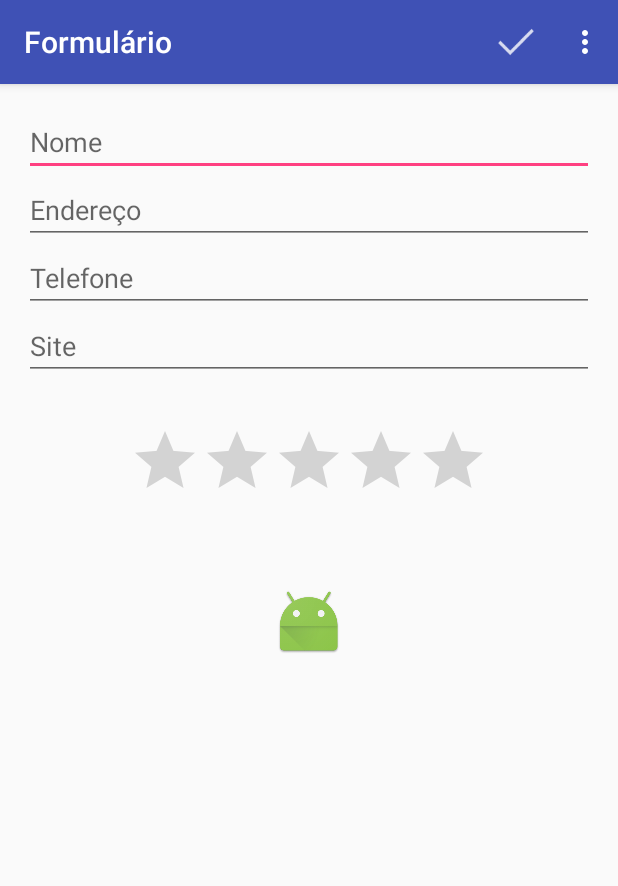
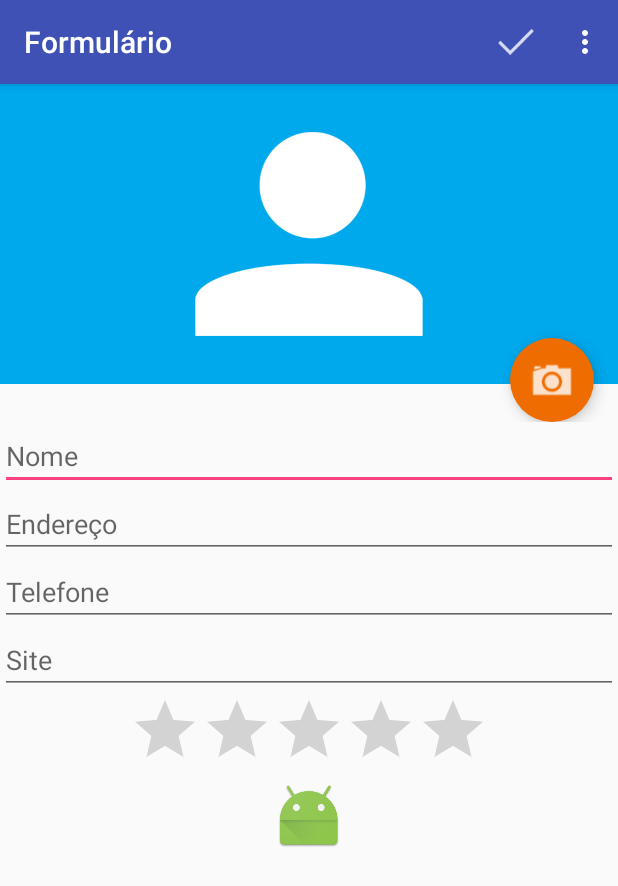
Before and after one commit to robstermarinho/AndroidAgenda, an Android app: the FormularioActivity screen opened directly, with no data from a screen before it, on a phone screen of 412 x 824 dp. Shown: the top 886 px of the screen. Run offline under Robolectric (Android 15) with nearby library versions, the light colour scheme and no system bars.

Commit message:
Usando a Câmera

```diff
--- a/app/src/main/AndroidManifest.xml
+++ b/app/src/main/AndroidManifest.xml
@@ -1,6 +1,9 @@
 <?xml version="1.0" encoding="utf-8"?>
 <manifest xmlns:android="http://schemas.android.com/apk/res/android"
     package="br.com.robert.agenda">
+    <!-- Definir permissões -->
+
+    <uses-permission android:name="android.permission.CALL_PHONE" />
 
     <application
         android:allowBackup="true"
@@ -9,6 +12,7 @@
         android:supportsRtl="true"
         android:theme="@style/AppTheme">
         <activity android:name=".AgendaActivity">
+            <!-- Definir a intent inicial ou principal -->
             <intent-filter>
                 <action android:name="android.intent.action.MAIN" />
 
--- a/app/src/main/java/br/com/robert/agenda/FormularioActivity.java
+++ b/app/src/main/java/br/com/robert/agenda/FormularioActivity.java
@@ -22,16 +22,13 @@ public class FormularioActivity extends AppCompatActivity {
     protected void onCreate(Bundle savedInstanceState) {
         super.onCreate(savedInstanceState);
         setContentView(R.layout.activity_formulario);
-        //Criando um Helper
-        helper = new FormularioHelper(this);
 
 
-        //pega a intent e pega o dado serializado com lavbel aluno
-        Intent intent =  getIntent();
-        Aluno aluno = (Aluno) intent.getSerializableExtra("aluno");
+        helper = new FormularioHelper(this);                        //Criando um Helper para trabalhar com o formulário
+        Intent intent =  getIntent();                               //recebe algum dado extra via intent
+        Aluno aluno = (Aluno) intent.getSerializableExtra("aluno"); //Dado extra vindo da label aluno
 
-        //ou seja se não for um novo aluno
-        if(aluno !=null){
+        if(aluno !=null){                       //ou seja se não for um novo aluno. Se for a página de editar
             helper.preencheFormulario(aluno);
         }
 
@@ -47,13 +44,12 @@ public class FormularioActivity extends AppCompatActivity {
        */
     }
 
-    //Método criado para dizer quais são intens no menu que irão aparecer
+    //Método criado para dizer quais são itens no menu que irão aparecer
     @Override
     public boolean onCreateOptionsMenu(Menu menu) {
         MenuInflater inflater = getMenuInflater();
         inflater.inflate(R.menu.menu_formulario, menu);
         return super.onCreateOptionsMenu(menu);
-
     }
 
     @Override
@@ -62,11 +58,9 @@ public class FormularioActivity extends AppCompatActivity {
             case R.id.menu_formulario_ok:
 
                 AlunoDAO dao = new AlunoDAO(this);
-                //pegar os dados em texto por uma classe separada
-                Aluno aluno = helper.getAluno();
+                Aluno aluno = helper.getAluno();            //pegar os dados em texto
 
-                //Se for um aluno que já tenha ID - EDITAR
-                if(aluno.getId() !=null){
+                if(aluno.getId() !=null){                   //Se for um aluno que já tenha ID - EDITAR
                     dao.altera(aluno);
                     Toast.makeText(FormularioActivity.this, aluno.getNome() + " alterado com sucesso!" , Toast.LENGTH_SHORT).show();
                 }else {
@@ -78,7 +72,7 @@ public class FormularioActivity extends AppCompatActivity {
                 break;
 
             case R.id.menu_formulario_msg:
-                Toast.makeText(FormularioActivity.this, "Mensagem linda!!", Toast.LENGTH_LONG).show();
+                Toast.makeText(FormularioActivity.this, "Simples mensagem!!", Toast.LENGTH_LONG).show();
                 finish(); //Finaliza e destrói activity
                 break;
         }
--- a/app/src/main/java/br/com/robert/agenda/FormularioHelper.java
+++ b/app/src/main/java/br/com/robert/agenda/FormularioHelper.java
@@ -45,7 +45,7 @@ public class FormularioHelper  {
         campoSite.setText(aluno.getSite());
         campoNota.setProgress(aluno.getNota().intValue());
 
-        //salva o aluno no atributo privado
-        this.aluno = aluno;
+
+        this.aluno = aluno; //salva o aluno no atributo privado
     }
 }
--- /dev/null
+++ b/app/src/main/res/drawable/fundo_camera.xml
@@ -0,0 +1,17 @@
+<?xml version="1.0" encoding="utf-8"?>
+
+<layer-list xmlns:android="http://schemas.android.com/apk/res/android">
+    <item>
+        <shape
+            android:shape="oval">
+            <solid android:color="#ef6c00" />
+            <padding android:top="10dp"
+                android:bottom="10dp"
+                android:left="10dp"
+                android:right="10dp" />
+        </shape>
+    </item>
+    <item android:drawable="@drawable/ic_camera">
+
+    </item>
+</layer-list>
--- a/app/src/main/res/layout/activity_formulario.xml
+++ b/app/src/main/res/layout/activity_formulario.xml
@@ -2,8 +2,7 @@
 <ScrollView xmlns:android="http://schemas.android.com/apk/res/android"
     xmlns:app="http://schemas.android.com/apk/res-auto"
     android:layout_width="match_parent"
-    android:layout_height="match_parent"
-    android:padding="16dp">
+    android:layout_height="match_parent">
 
     <LinearLayout
         android:id="@+id/activity_formulario"
@@ -12,6 +11,28 @@
         android:orientation="vertical"
         android:weightSum="1">
 
+        <RelativeLayout
+            android:layout_width="match_parent"
+            android:layout_height="225dp">
+            <ImageView
+                android:id="@+id/formulario_foto"
+                android:layout_width="match_parent"
+                android:layout_height="200dp"
+                android:src="@drawable/person"
+                android:background="#00A8EC"/>
+            <Button
+                android:id="@+id/formulario_botao_foto"
+                android:layout_width="56dp"
+                android:layout_height="56dp"
+                android:background="@drawable/fundo_camera"
+                android:elevation="6dp"
+                android:stateListAnimator="@null"
+                android:layout_alignParentBottom="true"
+                android:layout_alignParentRight="true"
+                android:layout_marginRight="16dp"
+
+                />
+        </RelativeLayout>
         <EditText
             android:layout_width="match_parent"
             android:layout_height="wrap_content"
@@ -39,7 +60,7 @@
             android:max="10"
             android:numStars="5"
             android:id="@+id/formulario_nota"
-            android:layout_marginTop="30dp"/>
+            android:layout_marginTop="0dp"/>
 
         <ImageView
             android:layout_width="match_parent"
@@ -47,7 +68,7 @@
             app:srcCompat="@mipmap/ic_launcher"
             android:id="@+id/imageView"
             android:layout_weight="2.15"
-            android:layout_marginTop="50dp"/>
+            android:layout_marginTop="0dp"/>
 
         <!--
         <Button
```
Also changed, not shown: app/src/main/java/br/com/robert/agenda/AgendaActivity.java (+121 -25 lines).
